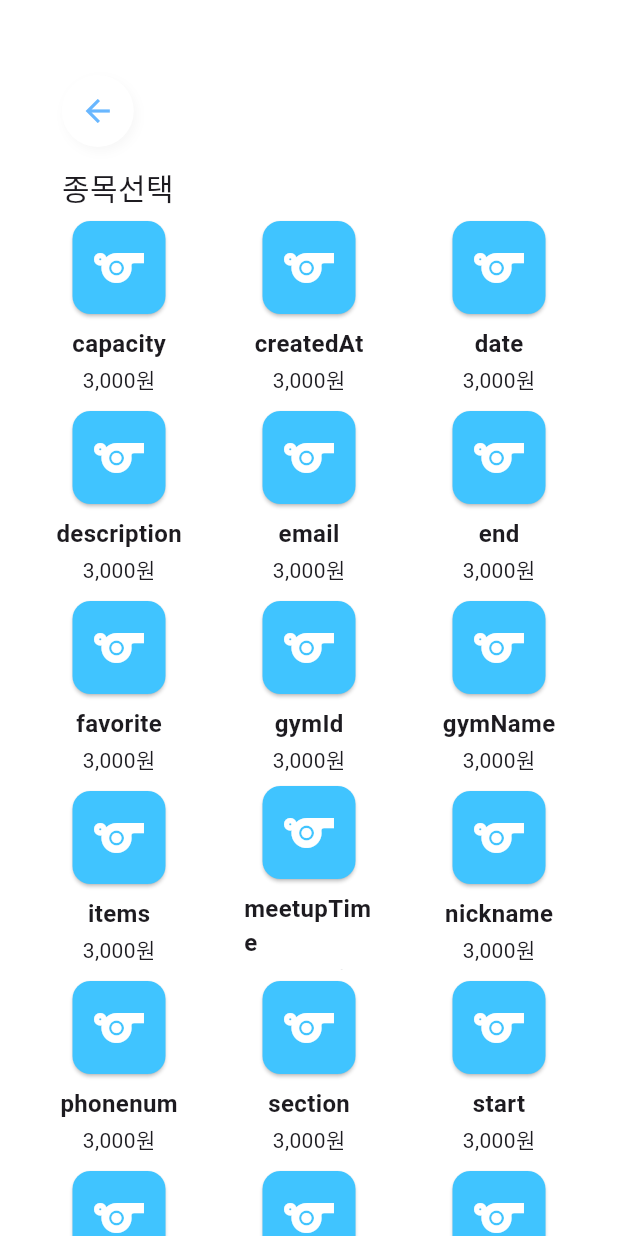
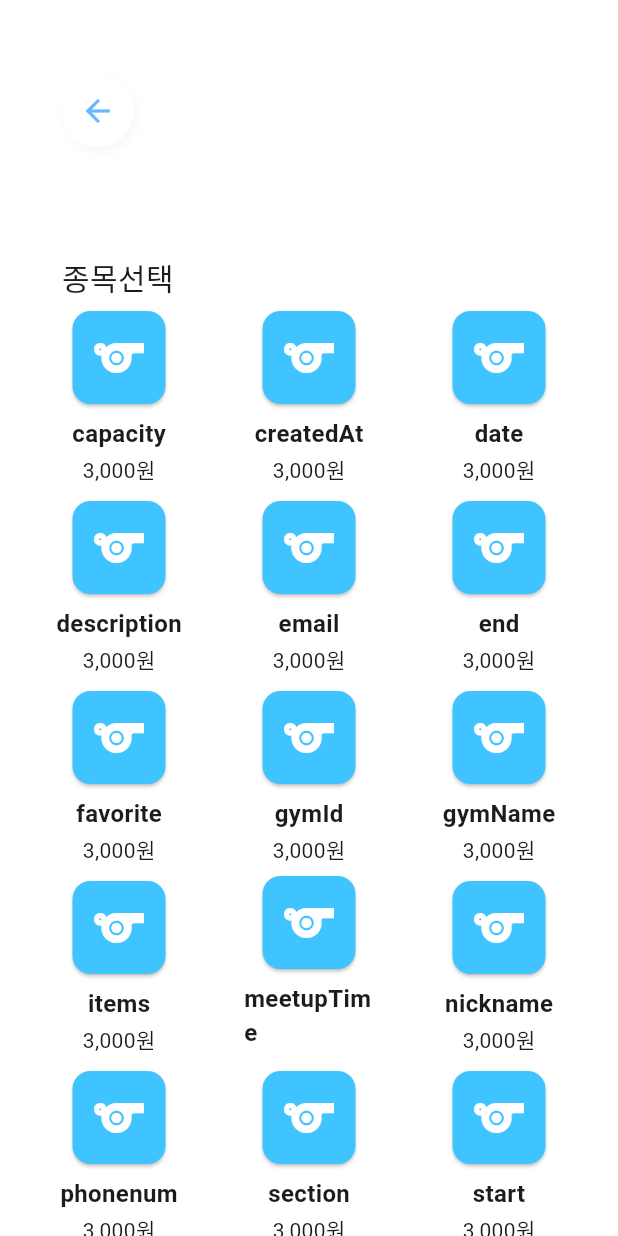
Before and after one commit to rlaxhwhd/capstone_Gym, a Flutter app: the SportsSelectionPage screen opened directly with empty values, on a phone screen of 412 x 824 dp. Run offline on Flutter 3.47's test engine with Material 3 defaults, Android fonts, the phone set to English and light mode, and no system bars; our stand-ins replace cloud_firestore, firebase_auth, firebase_core, latlong2, location; missing offline and left inert: flutter_naver_map; accounts and stored records are empty; Roboto replaces fonts that are missing (nanumgothic).

Commit message:
예약 디자인 완

```diff
--- a/gym_credit_capstone/lib/views/screens/gym_booking/sports_select_page.dart
+++ b/gym_credit_capstone/lib/views/screens/gym_booking/sports_select_page.dart
@@ -48,19 +48,19 @@ class _SportsSelectionPageState extends State<SportsSelectionPage> {
             ),
           ),
           Card(
-            margin: EdgeInsets.only(left: screenWidth * 0.1, top: 50),
+            margin: EdgeInsets.only(left: screenWidth * 0.1, top: 110),
             shadowColor: Colors.white.withAlpha(0),
             color: Colors.white.withAlpha(0),
             child: Text(widget.gymId, style: TextStyle(fontSize: 30, fontWeight: FontWeight.w500),),
           ),
           Card(
-            margin: EdgeInsets.only(left: screenWidth * 0.1, top: 110),
+            margin: EdgeInsets.only(left: screenWidth * 0.1, top: 170),
             shadowColor: Colors.white.withAlpha(0),
             color: Colors.white.withAlpha(0),
             child: Text("종목선택", style: TextStyle(fontSize: 20, fontWeight: FontWeight.w300),),
           ),
           Card(
-            margin: EdgeInsets.only(top: 140),
+            margin: EdgeInsets.only(top: 200),
             color:Colors.white,
             shadowColor: Colors.white.withAlpha(0),
             child: availableSports.isEmpty
```
